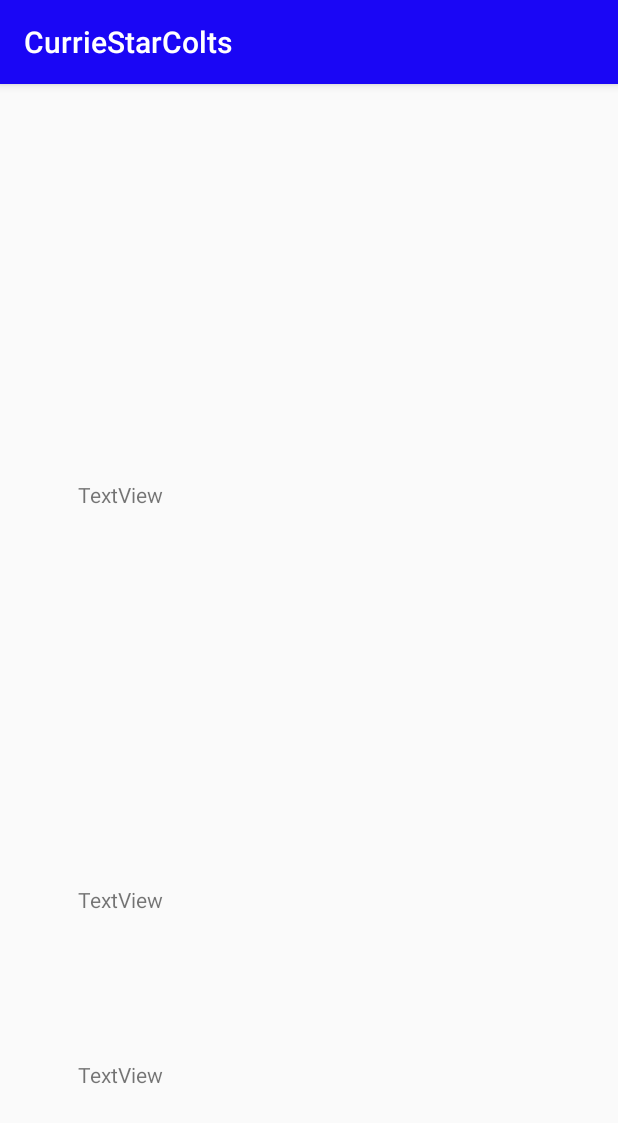
After one commit to Gdoran1/Android_project, an Android app: the PlayerActivity screen opened directly, with no data from a screen before it, on a phone screen of 412 x 824 dp. The commit adds this screen. Shown: the top 1123 px of the screen. Run offline under Robolectric (Android 15) with nearby library versions, the phone set to English and light mode, and no system bars.

Commit message:
new addplayer form started

```diff
--- a/app/src/main/AndroidManifest.xml
+++ b/app/src/main/AndroidManifest.xml
@@ -19,7 +19,8 @@
             </intent-filter>
         </activity>
         <activity android:name=".Controllers.SquadActivity" />
-        <activity android:name=".Controllers.ProfileActivity"></activity>
+        <activity android:name=".Controllers.ProfileActivity" />
+        <activity android:name=".Controllers.PlayerActivity"></activity>
     </application>
 
 </manifest>
--- /dev/null
+++ b/app/src/main/java/com/example/graemedoran/curriestarcolts/Controllers/PlayerActivity.java
@@ -0,0 +1,15 @@
+package com.example.graemedoran.curriestarcolts.Controllers;
+
+import android.os.Bundle;
+import android.support.v7.app.AppCompatActivity;
+
+import com.example.graemedoran.curriestarcolts.R;
+
+public class PlayerActivity extends AppCompatActivity {
+
+    @Override
+    protected void onCreate(Bundle savedInstanceState) {
+        super.onCreate(savedInstanceState);
+        setContentView(R.layout.activity_player);
+    }
+}
--- /dev/null
+++ b/app/src/main/res/layout/activity_player.xml
@@ -0,0 +1,41 @@
+<?xml version="1.0" encoding="utf-8"?>
+<android.support.constraint.ConstraintLayout xmlns:android="http://schemas.android.com/apk/res/android"
+    xmlns:app="http://schemas.android.com/apk/res-auto"
+    xmlns:tools="http://schemas.android.com/tools"
+    android:layout_width="match_parent"
+    android:layout_height="match_parent"
+    tools:context="com.example.graemedoran.curriestarcolts.Controllers.PlayerActivity">
+
+    <TextView
+        android:id="@+id/textView"
+        android:layout_width="70dp"
+        android:layout_height="70dp"
+        android:layout_marginStart="52dp"
+        android:layout_marginTop="264dp"
+        android:text="TextView"
+        app:layout_constraintStart_toStartOf="parent"
+        app:layout_constraintTop_toTopOf="parent" />
+
+    <TextView
+        android:id="@+id/textView2"
+        android:layout_width="70dp"
+        android:layout_height="70dp"
+        android:layout_marginBottom="8dp"
+        android:layout_marginStart="52dp"
+        android:layout_marginTop="8dp"
+        android:text="TextView"
+        app:layout_constraintBottom_toBottomOf="parent"
+        app:layout_constraintStart_toStartOf="parent"
+        app:layout_constraintTop_toBottomOf="@+id/textView3"
+        app:layout_constraintVertical_bias="0.492" />
+
+    <TextView
+        android:id="@+id/textView3"
+        android:layout_width="70dp"
+        android:layout_height="70dp"
+        android:layout_marginStart="52dp"
+        android:layout_marginTop="200dp"
+        android:text="TextView"
+        app:layout_constraintStart_toStartOf="parent"
+        app:layout_constraintTop_toBottomOf="@+id/textView" />
+</android.support.constraint.ConstraintLayout>
--- a/app/src/main/res/layout/activity_squad.xml
+++ b/app/src/main/res/layout/activity_squad.xml
@@ -28,7 +28,7 @@
         android:layout_marginEnd="8dp"
         android:layout_marginStart="24dp"
         android:background="@color/colorAccent"
-        android:onClick="getPlayer"
+        android:onClick="buttonClick"
         android:text="@string/addButton"
         app:layout_constraintBottom_toBottomOf="parent"
         app:layout_constraintEnd_toEndOf="parent"
```
Also changed, not shown: app/src/main/java/com/example/graemedoran/curriestarcolts/Controllers/DatabaseHelper.java (+2 -7 lines), app/src/main/java/com/example/graemedoran/curriestarcolts/Controllers/SquadActivity.java (+23 -0 lines).
